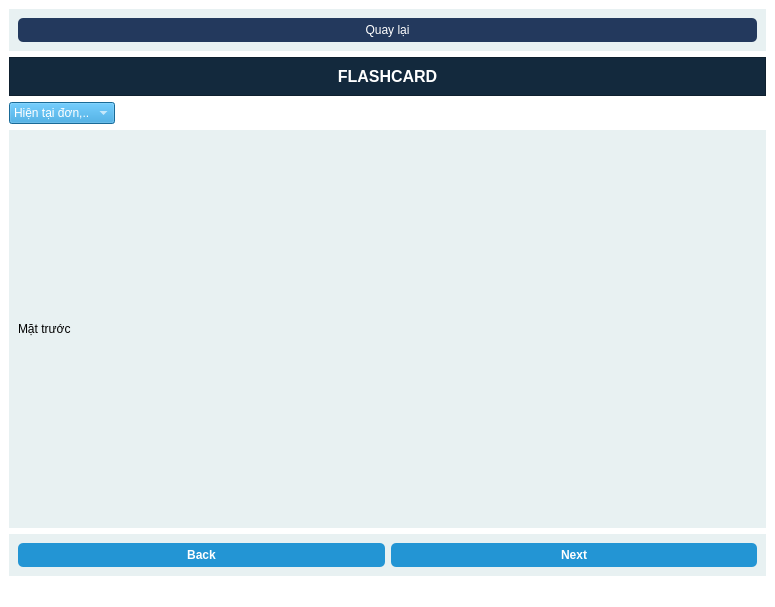
First picture: the form in flashcard1.ui, repository ngocanh1192006/English_app, before the edit.
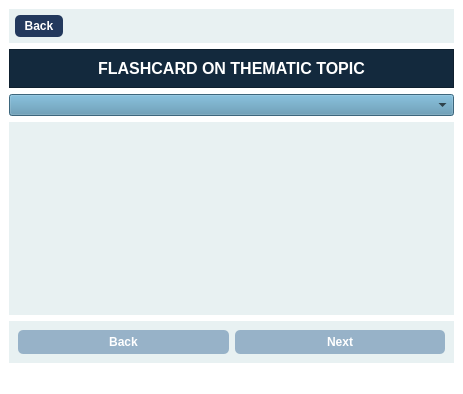
Second picture: the form after the edit. The open tabs and pages were chosen to show the change. Icons and pictures are not drawn.

Patch:
```diff
--- a/flashcard1.ui
+++ b/flashcard1.ui
@@ -6,8 +6,8 @@
    <rect>
     <x>0</x>
     <y>0</y>
-    <width>775</width>
-    <height>607</height>
+    <width>457</width>
+    <height>394</height>
    </rect>
   </property>
   <property name="windowTitle">
@@ -24,6 +24,12 @@
    <layout class="QVBoxLayout" name="verticalLayout">
     <item>
      <widget class="QWidget" name="widget_2" native="true">
+      <property name="minimumSize">
+       <size>
+        <width>445</width>
+        <height>34</height>
+       </size>
+      </property>
       <property name="styleSheet">
        <string notr="true">QWidget {
     background-color: #e8f1f2; /* Màu vàng nhạt */
@@ -39,19 +45,45 @@
     background-color: rgb(255, 140, 0); /* Màu cam đậm khi hover */
 }</string>
       </property>
-      <layout class="QHBoxLayout" name="horizontalLayout_5">
-       <item>
-        <widget class="QPushButton" name="pushButton_3">
-         <property name="text">
-          <string>Quay lại</string>
-         </property>
-         <property name="icon">
-          <iconset resource="../../OneDrive/Pictures/resource files.qrc">
-           <normaloff>:/icons/chevron-left.svg</normaloff>:/icons/chevron-left.svg</iconset>
-         </property>
-        </widget>
-       </item>
-      </layout>
+      <widget class="QPushButton" name="pushButton_3">
+       <property name="geometry">
+        <rect>
+         <x>6</x>
+         <y>6</y>
+         <width>48</width>
+         <height>22</height>
+        </rect>
+       </property>
+       <property name="font">
+        <font>
+         <pointsize>9</pointsize>
+         <weight>75</weight>
+         <bold>true</bold>
+        </font>
+       </property>
+       <property name="styleSheet">
+        <string notr="true">QWidget {
+    background-color: #e8f1f2; /* Màu vàng nhạt */
+}
+QPushButton {
+    background-color: #23395d; /*mau xanh  */
+    color: white; /* Chữ màu trắng */
+    border-radius: 5px;
+    padding: 5px;
+}
+
+QPushButton:hover {
+    background-color: rgb(255, 140, 0); /* Màu cam đậm khi hover */
+}</string>
+       </property>
+       <property name="text">
+        <string>Back</string>
+       </property>
+       <property name="icon">
+        <iconset>
+         <normaloff>../../../icons8-play-48 - Copy.png</normaloff>../../../icons8-play-48 - Copy.png</iconset>
+       </property>
+      </widget>
      </widget>
     </item>
     <item>
@@ -80,7 +112,7 @@
 color: #fff;</string>
          </property>
          <property name="text">
-          <string>FLASHCARD</string>
+          <string>FLASHCARD ON THEMATIC TOPIC</string>
          </property>
          <property name="alignment">
           <set>Qt::AlignCenter</set>
@@ -90,17 +122,14 @@
       </layout>
      </widget>
     </item>
-    <item alignment="Qt::AlignLeft">
+    <item>
      <widget class="QComboBox" name="comboBox">
       <property name="styleSheet">
-       <string notr="true">background-color: rgb(35, 149, 212);
-color: #fff</string>
+       <string notr="true">background-color: rgb(85, 143, 174);
+color: rgb(0, 0, 0);
+font-weight: bold;
+</string>
       </property>
-      <item>
-       <property name="text">
-        <string>Hiện tại đơn,..</string>
-       </property>
-      </item>
      </widget>
     </item>
     <item>
@@ -115,8 +144,25 @@
        <layout class="QHBoxLayout" name="horizontalLayout_4">
         <item>
          <widget class="QLabel" name="label">
+          <property name="font">
+           <font>
+            <pointsize>15</pointsize>
+            <weight>75</weight>
+            <bold>true</bold>
+           </font>
+          </property>
+          <property name="layoutDirection">
+           <enum>Qt::LeftToRight</enum>
+          </property>
+          <property name="styleSheet">
+           <string notr="true">color: rgb(0, 0, 0);
+font-weight: bold;</string>
+          </property>
           <property name="text">
-           <string>Mặt trước</string>
+           <string/>
+          </property>
+          <property name="alignment">
+           <set>Qt::AlignCenter</set>
           </property>
          </widget>
         </item>
@@ -160,7 +206,7 @@
          </property>
          <property name="styleSheet">
           <string notr="true">QPushButton {
-    background-color: #2395d4; /* Màu xanh */
+    background-color: rgb(151, 178, 200); /* Màu xanh */
     color: white; /* Chữ màu trắng */
     border-radius: 5px;
     padding: 5px;
@@ -172,8 +218,7 @@
 
 QPushButton:pressed {
     background-color: #145c8c; /* Màu xanh tối khi nhấn */
-}
-</string>
+}</string>
          </property>
          <property name="text">
           <string>Back</string>
@@ -190,7 +235,7 @@
          </property>
          <property name="styleSheet">
           <string notr="true">QPushButton {
-    background-color: #2395d4; /* Màu xanh */
+    background-color: rgb(151, 178, 200); /* Màu xanh */
     color: white; /* Chữ màu trắng */
     border-radius: 5px;
     padding: 5px;
@@ -202,8 +247,7 @@
 
 QPushButton:pressed {
     background-color: #145c8c; /* Màu xanh tối khi nhấn */
-}
-</string>
+}</string>
          </property>
          <property name="text">
           <string>Next</string>
```
Left out of the diff: 10 changed lines with no effect on the pictures.
